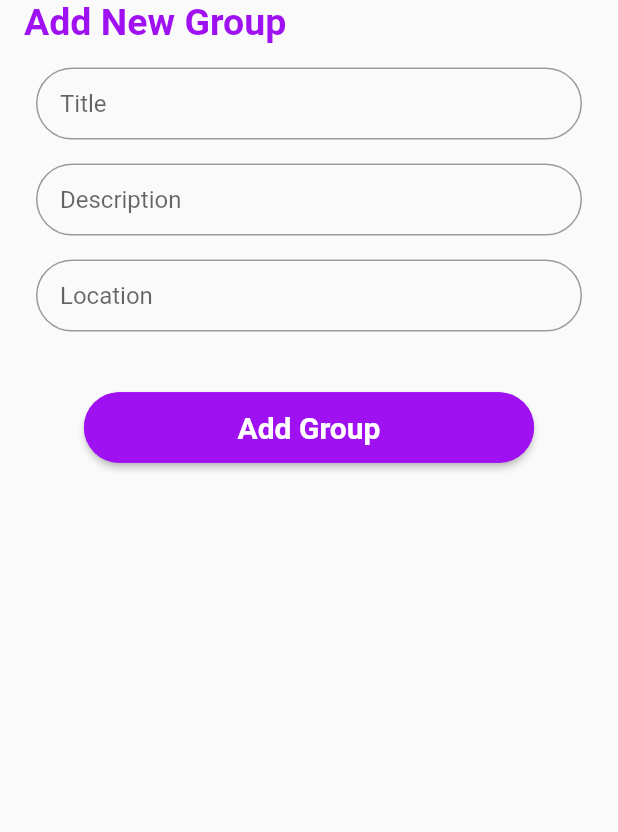
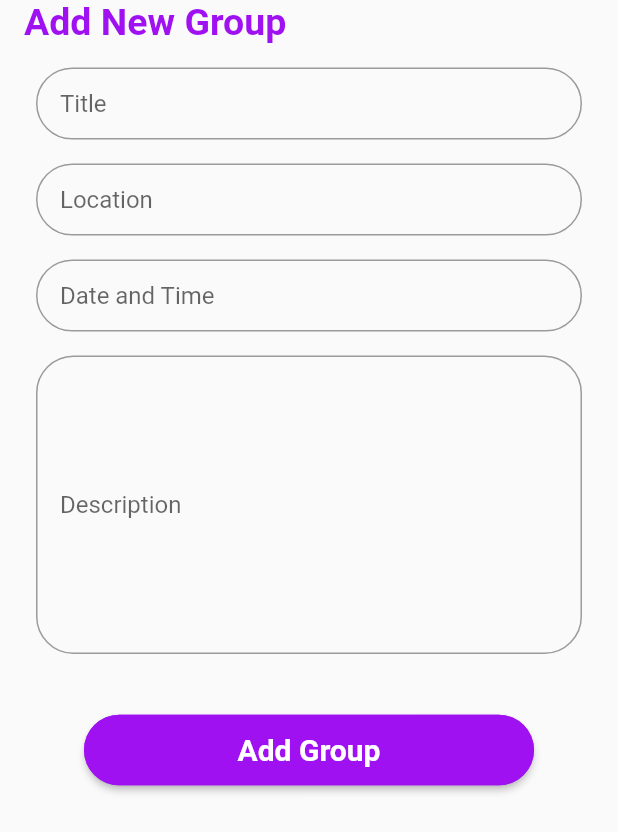
Before and after one commit to rileychin/gatherapp, a Flutter app: the AddGroupScreen widget shown alone on an empty page, opened directly with empty values, on a phone screen of 412 x 824 dp. Shown: the top 832 px of the screen. Run offline on Flutter 3.47's test engine with Material 2 defaults, Android fonts, the light colour scheme and no system bars; our stand-ins replace cached_network_image, cloud_firestore, firebase_auth, firebase_core, firebase_storage, image_picker and 3 more; missing offline and left inert: grouped_buttons, ss_bottom_navbar; accounts and stored records are empty.

Commit message:
minor change

```diff
--- a/lib/model/group.dart
+++ b/lib/model/group.dart
@@ -1,3 +1,12 @@
+//REQUIRED FIELDS:
+//(0) OPTIONAL: Group image (image picker)
+//1: Title (text box)
+//(2) OPTIONAL: Online/Offline event (radio button)
+//3: Location (text box/ google maps API location picker)
+//4: Date (date time picker)
+//5: Description (long&wide text box max 100 words)
+//6: Tags (checkbox from constants.dart)
+
 class Group {
   String title;
   String description;
@@ -5,8 +14,22 @@ class Group {
   List<dynamic> tag;
   String groupId;
   String userId;
+
+  //every group needs a host yea
+  String hostId;
+  String hostName;
+
+  //every group also needs attendees
+  List<String> attendees;
+
+  //might also need max number of attendees
+  //int maxAttendees;
+
   String commentId;
   DateTime createdDate;
+
+  //for multiple photos, if not by default no image
+  List<String> groupPictureURL;
 
   Group({
     this.title = '',
@@ -15,6 +38,8 @@ class Group {
     this.tag = const [],
     this.groupId = '',
     this.userId = '',
+    this.hostId = '',
+    this.hostName = '',
     this.commentId = '',
     this.createdDate,
   });
@@ -27,8 +52,11 @@ class Group {
       tag: parsedJson['tag'] ?? [],
       groupId: parsedJson['groupId'] ?? '',
       userId: parsedJson['userId'] ?? '',
+      hostId: parsedJson['hostId'] ?? '',
+      hostName: parsedJson['hostName'] ?? '',
       commentId: parsedJson['commentId'] ?? '',
       createdDate: DateTime.now(),
+
     );
   }
 
@@ -40,6 +68,8 @@ class Group {
       'tag': this.tag,
       'groupId': this.groupId,
       'userId': this.userId,
+      'hostId' : this.hostId,
+      'hostName' : this.hostName,
       'commentId': this.commentId,
       'createdDate': this.createdDate,
     };
--- a/lib/model/user.dart
+++ b/lib/model/user.dart
@@ -49,7 +49,7 @@ class User {
         phoneNumber: parsedJson['phoneNumber'] ?? '',
         userID: parsedJson['id'] ?? parsedJson['userID'] ?? '',
         profilePictureURL: parsedJson['profilePictureURL'] ?? '',
-        userCategory: parsedJson['userCategory' ?? ["Sports"]]);
+        userCategory: parsedJson['userCategory'] ?? ["General"]);
   }
 
   Map<String, dynamic> toJson() {
--- a/lib/ui/addGroup/addGroupScreen.dart
+++ b/lib/ui/addGroup/addGroupScreen.dart
@@ -21,7 +21,7 @@ class _AddGroupScreen extends State<AddGroupScreen> {
   _AddGroupScreen(this.user);
   GlobalKey<FormState> _key = new GlobalKey();
   AutovalidateMode _validate = AutovalidateMode.disabled;
-  String title, description, location;
+  String title, description, location, dateTime;
   CollectionReference groups = FirebaseFirestore.instance.collection('groups');
 
   @override
@@ -35,6 +35,18 @@ class _AddGroupScreen extends State<AddGroupScreen> {
     );
   }
 
+
+  //REQUIRED FIELDS:
+  //(0) OPTIONAL: Group image (image picker)
+  //1: Title (text box)
+  //(2) OPTIONAL: Online/Offline event (radio button)
+  //3: Location (text box/ google maps API location picker)
+  //4: Date (date time picker)
+  //5: Description (long&wide text box max 100 words)
+  //6: Tags (checkbox from constants.dart)
+
+  //NOTE: confirm button put next screen, push to firestore
+  //after user select tags & confirms the group posting
   Widget groupFormUI() {
     return new Column(
       children: <Widget>[
@@ -77,30 +89,6 @@ class _AddGroupScreen extends State<AddGroupScreen> {
                 padding:
                     const EdgeInsets.only(top: 16.0, right: 8.0, left: 8.0),
                 child: TextFormField(
-                    validator: validateDescription,
-                    onSaved: (String val) {
-                      description = val;
-                    },
-                    textInputAction: TextInputAction.next,
-                    onFieldSubmitted: (_) => FocusScope.of(context).nextFocus(),
-                    decoration: InputDecoration(
-                        contentPadding: new EdgeInsets.symmetric(
-                            vertical: 8, horizontal: 16),
-                        fillColor: Colors.white,
-                        hintText: 'Description',
-                        focusedBorder: OutlineInputBorder(
-                            borderRadius: BorderRadius.circular(25.0),
-                            borderSide: BorderSide(
-                                color: Color(COLOR_PRIMARY), width: 2.0)),
-                        border: OutlineInputBorder(
-                          borderRadius: BorderRadius.circular(25.0),
-                        ))))),
-        ConstrainedBox(
-            constraints: BoxConstraints(minWidth: double.infinity),
-            child: Padding(
-                padding:
-                    const EdgeInsets.only(top: 16.0, right: 8.0, left: 8.0),
-                child: TextFormField(
                     keyboardType: TextInputType.emailAddress,
                     textInputAction: TextInputAction.next,
                     onFieldSubmitted: (_) => FocusScope.of(context).nextFocus(),
@@ -120,6 +108,55 @@ class _AddGroupScreen extends State<AddGroupScreen> {
                         border: OutlineInputBorder(
                           borderRadius: BorderRadius.circular(25.0),
                         ))))),
+        ConstrainedBox(
+            constraints: BoxConstraints(minWidth: double.infinity),
+            child: Padding(
+                padding:
+                const EdgeInsets.only(top: 16.0, right: 8.0, left: 8.0),
+                child: TextFormField(
+                    validator: validateDescription,
+                    onSaved: (String val) {
+                      dateTime = val;
+                    },
+                    textInputAction: TextInputAction.next,
+                    onFieldSubmitted: (_) => FocusScope.of(context).nextFocus(),
+                    decoration: InputDecoration(
+                        contentPadding: new EdgeInsets.symmetric(
+                            vertical: 8, horizontal: 16),
+                        fillColor: Colors.white,
+                        hintText: 'Date and Time',
+                        focusedBorder: OutlineInputBorder(
+                            borderRadius: BorderRadius.circular(25.0),
+                            borderSide: BorderSide(
+                                color: Color(COLOR_PRIMARY), width: 2.0)),
+                        border: OutlineInputBorder(
+                          borderRadius: BorderRadius.circular(25.0),
+                        ))))),
+        ConstrainedBox(
+            constraints: BoxConstraints(minWidth: double.infinity),
+            child: Padding(
+                padding:
+                const EdgeInsets.only(top: 16.0, right: 8.0, left: 8.0),
+                child: TextFormField(
+                    validator: validateDescription,
+                    onSaved: (String val) {
+                      description = val;
+                    },
+                    textInputAction: TextInputAction.next,
+                    onFieldSubmitted: (_) => FocusScope.of(context).nextFocus(),
+                    decoration: InputDecoration(
+                        contentPadding: new EdgeInsets.symmetric(
+                            vertical: 90, horizontal: 16),
+                        fillColor: Colors.white,
+                        hintText: 'Description',
+                        focusedBorder: OutlineInputBorder(
+                            borderRadius: BorderRadius.circular(25.0),
+                            borderSide: BorderSide(
+                                color: Color(COLOR_PRIMARY), width: 2.0)),
+                        border: OutlineInputBorder(
+                          borderRadius: BorderRadius.circular(25.0),
+                        ))))),
+
         Padding(
           padding: const EdgeInsets.only(right: 40.0, left: 40.0, top: 40.0),
           child: ConstrainedBox(
@@ -157,6 +194,9 @@ class _AddGroupScreen extends State<AddGroupScreen> {
           tag: ['Test'],
           userId: user.userID,
           groupId: groupId,
+          hostId: user.userID,
+          hostName: user.fullName(),
+          createdDate: DateTime.now(),
         );
         await FireStoreUtils.firestore
             .collection('groups')
```
Also changed, not shown: lib/ui/home/homeScreen.dart (+3 -14 lines).
